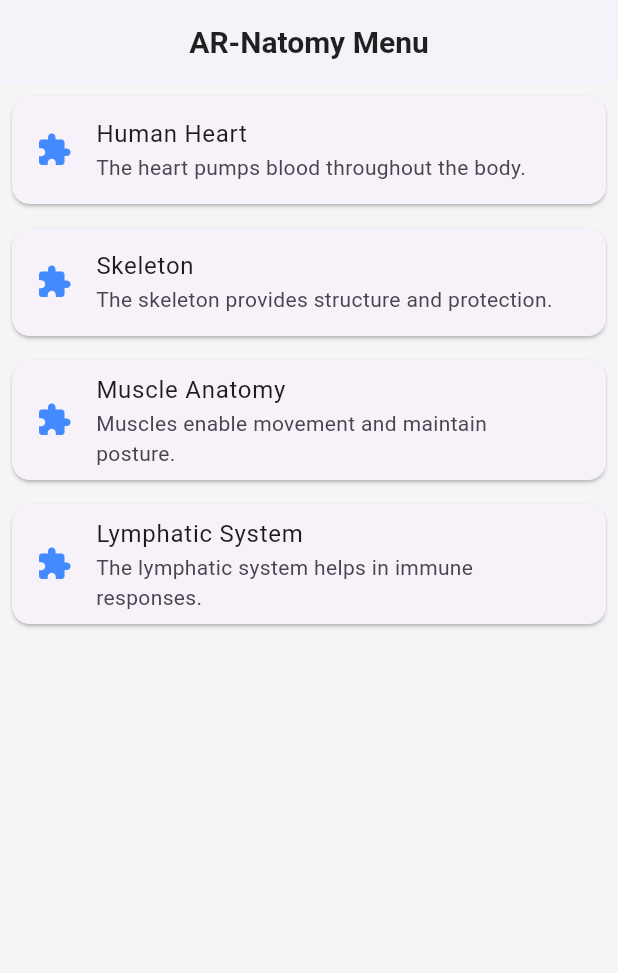
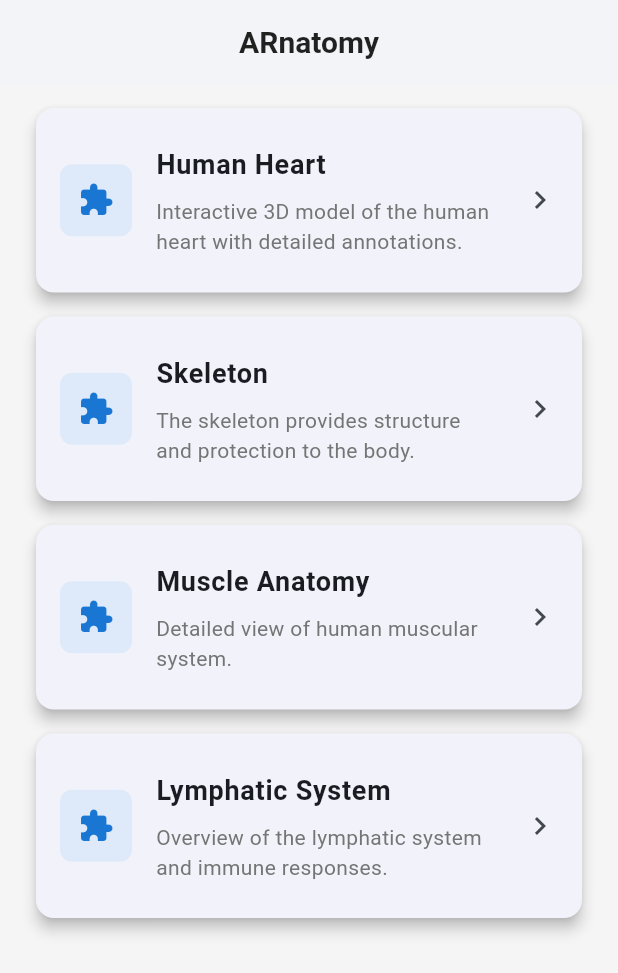
Before and after one commit to Kyziq/AR-natomy, a Flutter app: the screen it shows after launch, on a phone screen of 412 x 824 dp. Shown: the top 973 px of the screen. Run offline on Flutter 3.47's test engine with Material 3 defaults, Android fonts, the phone set to English and light mode, and no system bars; our stand-ins replace webview_flutter; missing offline and left inert: model_viewer_plus.

Commit message:
feat: add hotspots for heart, improve DX

```diff
--- a/lib/menu.dart
+++ /dev/null
@@ -1,134 +0,0 @@
-// lib/menu.dart
-
-import 'package:flutter/material.dart';
-import 'main.dart';
-import 'package:model_viewer_plus/model_viewer_plus.dart';
-
-class MenuPage extends StatelessWidget {
-  const MenuPage({super.key});
-
-  @override
-  Widget build(BuildContext context) {
-    // List of available anatomy models
-    final List<ModelData> models = [
-      ModelData(
-        name: 'Human Heart',
-        path: 'assets/models/human_heart.glb',
-        description: 'The heart pumps blood throughout the body.',
-      ),
-      ModelData(
-        name: 'Skeleton',
-        path: 'assets/models/skeleton.glb',
-        description: 'The skeleton provides structure and protection.',
-      ),
-      ModelData(
-        name: 'Muscle Anatomy',
-        path: 'assets/models/muscle_anatomy.glb',
-        description: 'Muscles enable movement and maintain posture.',
-      ),
-      ModelData(
-        name: 'Lymphatic System',
-        path: 'assets/models/lymphatic_system_overview.glb',
-        description: 'The lymphatic system helps in immune responses.',
-      ),
-    ];
-
-    return Scaffold(
-      appBar: AppBar(
-        title: const Text(
-          'AR-Natomy Menu',
-          style: TextStyle(color: Colors.black87, fontWeight: FontWeight.bold),
-        ),
-      ),
-      body: ListView.builder(
-        itemCount: models.length,
-        itemBuilder: (context, index) {
-          final model = models[index];
-          return Card(
-            margin: const EdgeInsets.all(8.0),
-            child: ListTile(
-              leading: Icon(
-                Icons.extension,
-                color: Colors.blueAccent,
-              ),
-              title: Text(model.name),
-              subtitle: Text(model.description),
-              onTap: () {
-                // Navigate to the ModelViewerScreen with the selected model
-                Navigator.push(
-                  context,
-                  MaterialPageRoute(
-                    builder: (context) => ModelViewerScreen(initialModelIndex: index, models: models),
-                  ),
-                );
-              },
-            ),
-          );
-        },
-      ),
-    );
-  }
-}
-
-class ModelViewerScreen extends StatefulWidget {
-  final int initialModelIndex;
-  final List<ModelData> models;
-
-  const ModelViewerScreen({
-    super.key,
-    required this.initialModelIndex,
-    required this.models,
-  });
-
-  @override
-  _ModelViewerScreenState createState() => _ModelViewerScreenState();
-}
-
-class _ModelViewerScreenState extends State<ModelViewerScreen> {
-  late int _currentModelIndex;
-
-  @override
-  void initState() {
-    super.initState();
-    _currentModelIndex = widget.initialModelIndex;
-  }
-
-  @override
-  Widget build(BuildContext context) {
-    ModelData currentModel = widget.models[_currentModelIndex];
-
-    return Scaffold(
-      appBar: AppBar(
-        title: const Text(
-          'Ar-Natomy',
-          style: TextStyle(color: Colors.black87, fontWeight: FontWeight.bold),
-        ),
-      ),
-      body: Column(
-        children: [
-          Expanded(
-            child: ModelViewer(
-              key: ValueKey(currentModel.path),
-              src: currentModel.path,
-              alt: "${currentModel.name} Model",
-              ar: true,
-              autoRotate: true,
-              cameraControls: true,
-              backgroundColor: Colors.transparent,
-            ),
-          ),
-          Padding(
-            padding: const EdgeInsets.all(16.0),
-            child: Text(
-              currentModel.name,
-              style: const TextStyle(
-                fontSize: 20,
-                fontWeight: FontWeight.bold,
-              ),
-            ),
-          ),
-        ],
-      ),
-    );
-  }
-}
--- /dev/null
+++ b/lib/models/model_data.dart
@@ -0,0 +1,56 @@
+class ModelData {
+  final String name;
+  final String path;
+  final String description;
+  final bool hasHotspots;
+  final Map<String, String>? partInfo;
+
+  ModelData({
+    required this.name,
+    required this.path,
+    required this.description,
+    this.hasHotspots = false,
+    this.partInfo,
+  });
+
+  // Sample data factory
+  static List<ModelData> getSampleModels() {
+    return [
+      ModelData(
+        name: 'Human Heart',
+        path: 'assets/models/realistic_human_heart.glb',
+        description:
+            'Interactive 3D model of the human heart with detailed annotations.',
+        hasHotspots: true,
+        partInfo: {
+          'Left Ventricle':
+              'The left ventricle is the main pumping chamber of the heart that supplies blood to the rest of the body.',
+          'Right Ventricle':
+              'The right ventricle pumps blood to the lungs where it picks up oxygen.',
+          'Left Atrium':
+              'The left atrium receives oxygenated blood from the lungs.',
+          'Right Atrium':
+              'The right atrium receives deoxygenated blood from the body.',
+          'Aorta':
+              'The aorta is the largest artery that carries oxygenated blood from the left ventricle to the rest of the body.',
+        },
+      ),
+      ModelData(
+        name: 'Skeleton',
+        path: 'assets/models/skeleton.glb',
+        description:
+            'The skeleton provides structure and protection to the body.',
+      ),
+      ModelData(
+        name: 'Muscle Anatomy',
+        path: 'assets/models/muscle_anatomy.glb',
+        description: 'Detailed view of human muscular system.',
+      ),
+      ModelData(
+        name: 'Lymphatic System',
+        path: 'assets/models/lymphatic_system_overview.glb',
+        description: 'Overview of the lymphatic system and immune responses.',
+      ),
+    ];
+  }
+}
--- /dev/null
+++ b/lib/screens/menu_screen.dart
@@ -0,0 +1,76 @@
+import 'package:flutter/material.dart';
+import '../../models/model_data.dart';
+import './model_viewer_screen.dart';
+
+class MenuScreen extends StatelessWidget {
+  const MenuScreen({super.key});
+
+  @override
+  Widget build(BuildContext context) {
+    final List<ModelData> models = ModelData.getSampleModels();
+
+    return Scaffold(
+      appBar: AppBar(
+        title: const Text(
+          'ARnatomy',
+          style: TextStyle(color: Colors.black87, fontWeight: FontWeight.bold),
+        ),
+      ),
+      body: ListView.builder(
+        padding: const EdgeInsets.all(8.0),
+        itemCount: models.length,
+        itemBuilder: (context, index) {
+          final model = models[index];
+          return Card(
+            margin: const EdgeInsets.symmetric(vertical: 8.0, horizontal: 16.0),
+            child: ListTile(
+              contentPadding: const EdgeInsets.all(16.0),
+              leading: Container(
+                width: 48,
+                height: 48,
+                decoration: BoxDecoration(
+                  color: Colors.blue.withAlpha(25),
+                  borderRadius: BorderRadius.circular(8),
+                ),
+                child: Icon(
+                  Icons.extension,
+                  color: Colors.blue[700],
+                  size: 24,
+                ),
+              ),
+              title: Text(
+                model.name,
+                style: const TextStyle(
+                  fontSize: 18,
+                  fontWeight: FontWeight.bold,
+                ),
+              ),
+              subtitle: Padding(
+                padding: const EdgeInsets.only(top: 8.0),
+                child: Text(
+                  model.description,
+                  style: TextStyle(
+                    color: Colors.grey[600],
+                    fontSize: 14,
+                  ),
+                ),
+              ),
+              trailing: const Icon(Icons.chevron_right),
+              onTap: () {
+                Navigator.push(
+                  context,
+                  MaterialPageRoute(
+                    builder: (context) => ModelViewerScreen(
+                      initialModelIndex: index,
+                      models: models,
+                    ),
+                  ),
+                );
+              },
+            ),
+          );
+        },
+      ),
+    );
+  }
+}
```
Also changed, not shown: lib/main.dart (+13 -210 lines), lib/screens/model_viewer_screen.dart (added, +166 -0 lines), pubspec.yaml (+5 -2 lines).
